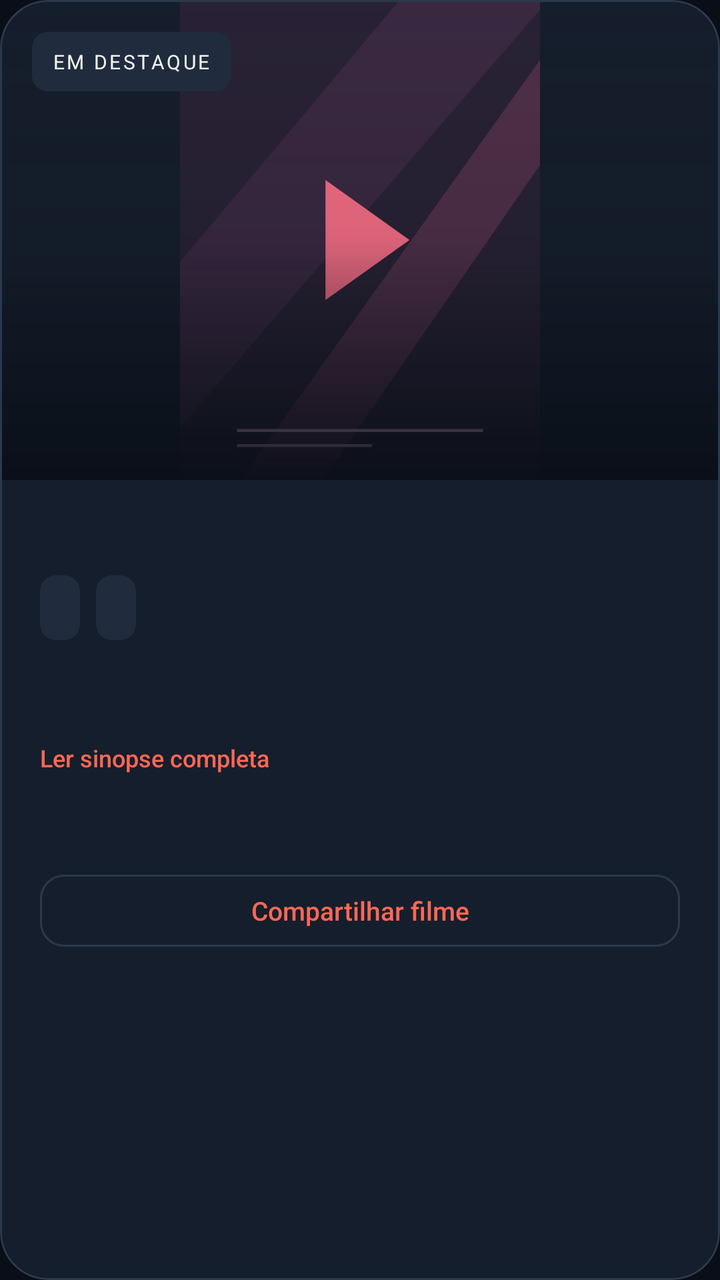
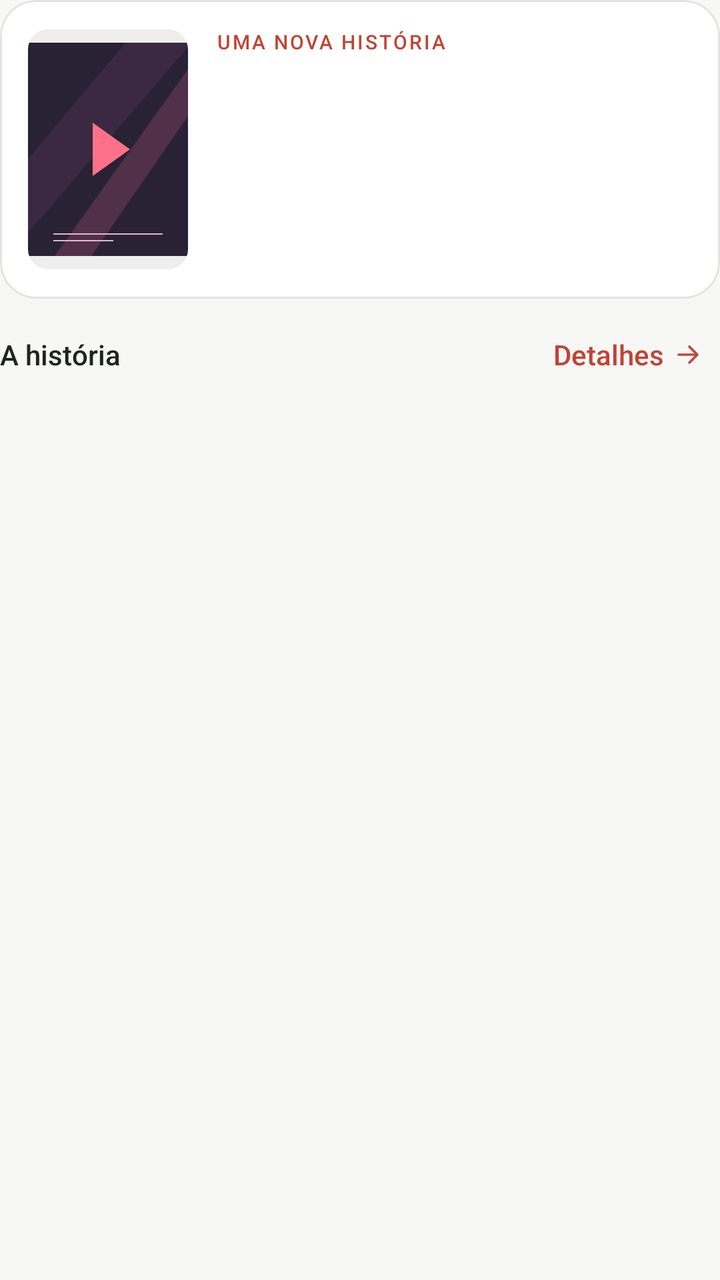

An Android layout rendered at two revisions. The XML below is the earlier revision; the diff shows what the commit changed to produce the second picture.
<!-- AndroidManifest.xml: application theme Theme.CineMatch -->
<!-- res/layout/movie_card.xml -->
<com.google.android.material.card.MaterialCardView xmlns:android="http://schemas.android.com/apk/res/android" xmlns:app="http://schemas.android.com/apk/res-auto" android:layout_width="match_parent" android:layout_height="wrap_content" app:cardCornerRadius="24dp" app:cardBackgroundColor="@color/surface" app:strokeColor="@color/outline" app:strokeWidth="1dp" app:cardElevation="0dp">
<LinearLayout android:layout_width="match_parent" android:layout_height="wrap_content" android:orientation="vertical">
    <FrameLayout android:layout_width="match_parent" android:layout_height="@dimen/poster_height">
        <ImageView android:id="@+id/backdrop" android:layout_width="match_parent" android:layout_height="match_parent" android:scaleType="centerCrop" android:alpha="0.22" android:importantForAccessibility="no"/>
        <ImageView android:id="@+id/poster" android:layout_width="match_parent" android:layout_height="match_parent" android:scaleType="fitCenter" android:src="@drawable/poster_placeholder" android:contentDescription="@string/v2_movie_card_1"/>
        <View android:layout_width="match_parent" android:layout_height="match_parent" android:background="@drawable/poster_shade"/>
        <TextView android:layout_width="wrap_content" android:layout_height="wrap_content" android:layout_gravity="top|start" android:layout_margin="16dp" android:background="@drawable/badge_bg" android:text="@string/v2_movie_card_2" android:textColor="@color/text" android:textSize="10sp" android:letterSpacing="0.12"/>
        <LinearLayout android:layout_width="match_parent" android:layout_height="wrap_content" android:layout_gravity="bottom" android:orientation="vertical" android:padding="20dp">
            <TextView android:id="@+id/title" style="@style/Title" android:layout_width="match_parent" android:layout_height="wrap_content" android:textSize="30sp" android:textColor="#FFFFFF"/>
            <TextView android:id="@+id/metadata" style="@style/Body" android:layout_width="match_parent" android:layout_height="wrap_content" android:layout_marginTop="6dp" android:textColor="#DBE1EA" android:textSize="12sp"/>
        </LinearLayout>
    </FrameLayout>
    <LinearLayout android:layout_width="match_parent" android:layout_height="wrap_content" android:orientation="vertical" android:padding="20dp">
        <TextView android:id="@+id/genres" style="@style/Eyebrow" android:layout_width="match_parent" android:layout_height="wrap_content" android:letterSpacing="0.04"/>
        <LinearLayout android:layout_width="match_parent" android:layout_height="wrap_content" android:layout_marginTop="14dp" android:baselineAligned="false">
            <TextView android:id="@+id/imdb" android:layout_width="wrap_content" android:layout_height="wrap_content" android:background="@drawable/badge_bg" android:textColor="@color/watch" android:textSize="12sp"/>
            <TextView android:id="@+id/rotten" android:layout_width="wrap_content" android:layout_height="wrap_content" android:layout_marginStart="8dp" android:background="@drawable/badge_bg" android:textColor="@color/like" android:textSize="12sp"/>
        </LinearLayout>
        <TextView android:id="@+id/plot" style="@style/Body" android:layout_width="match_parent" android:layout_height="wrap_content" android:layout_marginTop="16dp" android:maxLines="3" android:ellipsize="end" android:textSize="14sp"/>
        <com.google.android.material.button.MaterialButton android:id="@+id/expand" style="@style/Widget.MaterialComponents.Button.TextButton" android:layout_width="wrap_content" android:layout_height="48dp" android:text="@string/v2_movie_card_3" android:textAllCaps="false" android:textSize="12sp" android:paddingHorizontal="0dp"/>
        <TextView android:id="@+id/cast" style="@style/Body" android:layout_width="match_parent" android:layout_height="wrap_content" android:textSize="12sp"/>
        <com.google.android.material.button.MaterialButton android:id="@+id/share" style="@style/Widget.MaterialComponents.Button.OutlinedButton" android:layout_width="match_parent" android:layout_height="48dp" android:layout_marginTop="12dp" android:text="@string/v2_movie_card_4" android:textAllCaps="false" android:textSize="13sp" app:strokeColor="@color/outline" app:cornerRadius="12dp"/>
    </LinearLayout>
</LinearLayout></com.google.android.material.card.MaterialCardView>
<!-- resources referenced by this layout -->
<resources>
  <color name="like">#8BDEBB</color>
  <color name="outline">#2B394D</color>
  <color name="surface">#151E2C</color>
  <color name="text">#F5F4F0</color>
  <color name="watch">#F2CB81</color>
  <dimen name="poster_height">240dp</dimen>
  <!-- drawable badge_bg (drawable) -->
  <shape xmlns:android="http://schemas.android.com/apk/res/android"><solid android:color="@color/surface_raised"/><corners android:radius="8dp"/><padding android:left="10dp" android:top="8dp" android:right="10dp" android:bottom="8dp"/></shape>
  <!-- drawable poster_shade (drawable) -->
  <shape xmlns:android="http://schemas.android.com/apk/res/android"><gradient android:angle="90" android:startColor="#F2090E17" android:centerColor="#26090E17" android:endColor="#05090E17"/></shape>
  <string name="v2_movie_card_1">Cartaz do filme</string>
  <string name="v2_movie_card_2">EM DESTAQUE</string>
  <string name="v2_movie_card_3">Ler sinopse completa</string>
  <string name="v2_movie_card_4">Compartilhar filme</string>
  <style name="Body"><item name="android:textSize">14sp</item><item name="android:textColor">@color/muted</item><item name="android:lineSpacingExtra">4dp</item></style>
  <style name="Eyebrow"><item name="android:textSize">10sp</item><item name="android:fontFamily">sans-serif-medium</item><item name="android:letterSpacing">0.16</item><item name="android:textColor">@color/accent</item></style>
  <style name="Title"><item name="android:textSize">28sp</item><item name="android:fontFamily">sans-serif-medium</item><item name="android:textColor">@color/text</item><item name="android:lineSpacingExtra">1dp</item></style>
  <style name="Theme.CineMatch" parent="Theme.MaterialComponents.DayNight.NoActionBar">
          <item name="colorPrimary">@color/accent</item><item name="colorPrimaryVariant">#D94737</item>
          <item name="colorSecondary">@color/accent</item><item name="colorOnPrimary">@color/background</item>
          <item name="colorSurface">@color/surface</item><item name="colorOnSurface">@color/text</item>
          <item name="android:colorBackground">@color/background</item><item name="android:textColorPrimary">@color/text</item>
          <item name="android:textColorSecondary">@color/muted</item><item name="android:fontFamily">sans-serif</item>
          <item name="android:windowLightStatusBar">false</item><item name="android:statusBarColor">@color/background</item>
          <item name="android:navigationBarColor">@color/background</item><item name="android:windowBackground">@color/background</item>
          <item name="materialButtonStyle">@style/PrimaryButton</item>
          <item name="textInputStyle">@style/CinemaInput</item>
      </style>
  <color name="surface_raised">#202C3E</color>
  <color name="muted">#9DAAC0</color>
  <color name="accent">#FF6854</color>
  <color name="background">#090E17</color>
  <style name="PrimaryButton" parent="Widget.MaterialComponents.Button"><item name="cornerRadius">16dp</item><item name="android:minHeight">56dp</item><item name="android:textAllCaps">false</item><item name="android:textSize">15sp</item><item name="android:fontFamily">sans-serif-medium</item><item name="android:letterSpacing">0</item><item name="elevation">0dp</item></style>
  <style name="CinemaInput" parent="Widget.MaterialComponents.TextInputLayout.OutlinedBox"><item name="boxCornerRadiusTopStart">14dp</item><item name="boxCornerRadiusTopEnd">14dp</item><item name="boxCornerRadiusBottomStart">14dp</item><item name="boxCornerRadiusBottomEnd">14dp</item><item name="boxBackgroundColor">@color/surface</item><item name="boxStrokeColor">@color/input_stroke</item><item name="hintTextColor">@color/muted</item></style>
  <!-- unchanged entries left out for length: 1 -->
</resources>

<!-- the commit's change to res/layout/movie_card.xml (unified diff, before → after) -->
@@ -1,24 +1,20 @@
-<com.google.android.material.card.MaterialCardView xmlns:android="http://schemas.android.com/apk/res/android" xmlns:app="http://schemas.android.com/apk/res-auto" android:layout_width="match_parent" android:layout_height="wrap_content" app:cardCornerRadius="24dp" app:cardBackgroundColor="@color/surface" app:strokeColor="@color/outline" app:strokeWidth="1dp" app:cardElevation="0dp">
-<LinearLayout android:layout_width="match_parent" android:layout_height="wrap_content" android:orientation="vertical">
-    <FrameLayout android:layout_width="match_parent" android:layout_height="@dimen/poster_height">
-        <ImageView android:id="@+id/backdrop" android:layout_width="match_parent" android:layout_height="match_parent" android:scaleType="centerCrop" android:alpha="0.22" android:importantForAccessibility="no"/>
-        <ImageView android:id="@+id/poster" android:layout_width="match_parent" android:layout_height="match_parent" android:scaleType="fitCenter" android:src="@drawable/poster_placeholder" android:contentDescription="@string/v2_movie_card_1"/>
-        <View android:layout_width="match_parent" android:layout_height="match_parent" android:background="@drawable/poster_shade"/>
-        <TextView android:layout_width="wrap_content" android:layout_height="wrap_content" android:layout_gravity="top|start" android:layout_margin="16dp" android:background="@drawable/badge_bg" android:text="@string/v2_movie_card_2" android:textColor="@color/text" android:textSize="10sp" android:letterSpacing="0.12"/>
-        <LinearLayout android:layout_width="match_parent" android:layout_height="wrap_content" android:layout_gravity="bottom" android:orientation="vertical" android:padding="20dp">
-            <TextView android:id="@+id/title" style="@style/Title" android:layout_width="match_parent" android:layout_height="wrap_content" android:textSize="30sp" android:textColor="#FFFFFF"/>
-            <TextView android:id="@+id/metadata" style="@style/Body" android:layout_width="match_parent" android:layout_height="wrap_content" android:layout_marginTop="6dp" android:textColor="#DBE1EA" android:textSize="12sp"/>
-        </LinearLayout>
-    </FrameLayout>
-    <LinearLayout android:layout_width="match_parent" android:layout_height="wrap_content" android:orientation="vertical" android:padding="20dp">
-        <TextView android:id="@+id/genres" style="@style/Eyebrow" android:layout_width="match_parent" android:layout_height="wrap_content" android:letterSpacing="0.04"/>
-        <LinearLayout android:layout_width="match_parent" android:layout_height="wrap_content" android:layout_marginTop="14dp" android:baselineAligned="false">
-            <TextView android:id="@+id/imdb" android:layout_width="wrap_content" android:layout_height="wrap_content" android:background="@drawable/badge_bg" android:textColor="@color/watch" android:textSize="12sp"/>
-            <TextView android:id="@+id/rotten" android:layout_width="wrap_content" android:layout_height="wrap_content" android:layout_marginStart="8dp" android:background="@drawable/badge_bg" android:textColor="@color/like" android:textSize="12sp"/>
-        </LinearLayout>
-        <TextView android:id="@+id/plot" style="@style/Body" android:layout_width="match_parent" android:layout_height="wrap_content" android:layout_marginTop="16dp" android:maxLines="3" android:ellipsize="end" android:textSize="14sp"/>
-        <com.google.android.material.button.MaterialButton android:id="@+id/expand" style="@style/Widget.MaterialComponents.Button.TextButton" android:layout_width="wrap_content" android:layout_height="48dp" android:text="@string/v2_movie_card_3" android:textAllCaps="false" android:textSize="12sp" android:paddingHorizontal="0dp"/>
-        <TextView android:id="@+id/cast" style="@style/Body" android:layout_width="match_parent" android:layout_height="wrap_content" android:textSize="12sp"/>
-        <com.google.android.material.button.MaterialButton android:id="@+id/share" style="@style/Widget.MaterialComponents.Button.OutlinedButton" android:layout_width="match_parent" android:layout_height="48dp" android:layout_marginTop="12dp" android:text="@string/v2_movie_card_4" android:textAllCaps="false" android:textSize="13sp" app:strokeColor="@color/outline" app:cornerRadius="12dp"/>
-    </LinearLayout>
-</LinearLayout></com.google.android.material.card.MaterialCardView>
+<LinearLayout xmlns:android="http://schemas.android.com/apk/res/android" xmlns:app="http://schemas.android.com/apk/res-auto" android:layout_width="match_parent" android:layout_height="wrap_content" android:orientation="vertical">
+ <com.google.android.material.card.MaterialCardView android:layout_width="match_parent" android:layout_height="wrap_content" app:cardCornerRadius="18dp" app:cardBackgroundColor="@color/surface" app:strokeColor="@color/outline" app:strokeWidth="1dp" app:cardElevation="0dp">
+  <LinearLayout android:layout_width="match_parent" android:layout_height="wrap_content" android:padding="14dp" android:gravity="center_vertical" android:baselineAligned="false">
+   <com.google.android.material.card.MaterialCardView android:layout_width="@dimen/banner_poster_width" android:layout_height="@dimen/banner_poster_height" app:cardCornerRadius="10dp" app:strokeWidth="0dp" app:cardElevation="0dp" app:cardBackgroundColor="@color/surface_raised"><ImageView android:id="@+id/poster" android:layout_width="match_parent" android:layout_height="match_parent" android:scaleType="fitCenter" android:src="@drawable/poster_placeholder" android:contentDescription="@string/banner_movie_card_27"/></com.google.android.material.card.MaterialCardView>
+   <LinearLayout android:layout_width="0dp" android:layout_weight="1" android:layout_height="wrap_content" android:layout_marginStart="14dp" android:orientation="vertical">
+    <TextView android:id="@+id/banner_eyebrow" style="@style/Eyebrow" android:layout_width="match_parent" android:layout_height="wrap_content" android:text="@string/banner_movie_card_28" android:textSize="10sp"/>
+    <TextView android:id="@+id/title" style="@style/Title" android:layout_width="match_parent" android:layout_height="wrap_content" android:layout_marginTop="7dp" android:textSize="22sp"/>
+    <TextView android:id="@+id/subtitle" style="@style/Body" android:layout_width="match_parent" android:layout_height="wrap_content" android:layout_marginTop="4dp" android:textSize="13sp" android:visibility="gone"/>
+    <TextView android:id="@+id/metadata" style="@style/Body" android:layout_width="match_parent" android:layout_height="wrap_content" android:layout_marginTop="6dp" android:textSize="13sp"/>
+    <TextView android:id="@+id/genres" style="@style/Body" android:layout_width="match_parent" android:layout_height="wrap_content" android:layout_marginTop="7dp" android:textSize="12sp"/>
+    <TextView android:id="@+id/imdb" style="@style/Body" android:layout_width="match_parent" android:layout_height="wrap_content" android:layout_marginTop="8dp" android:textColor="@color/text" android:textSize="12sp"/>
+   </LinearLayout>
+  </LinearLayout>
+ </com.google.android.material.card.MaterialCardView>
+ <LinearLayout android:layout_width="match_parent" android:layout_height="wrap_content" android:gravity="center_vertical" android:baselineAligned="false" android:layout_marginTop="4dp">
+  <TextView android:layout_width="0dp" android:layout_weight="1" android:layout_height="wrap_content" android:text="@string/banner_movie_card_29" android:textColor="@color/text" android:textSize="14sp" android:fontFamily="sans-serif-medium"/>
+  <com.google.android.material.button.MaterialButton android:id="@+id/expand" style="@style/TextButton" android:layout_width="wrap_content" android:layout_height="wrap_content" android:text="@string/banner_item_movie_24" app:icon="@drawable/ic_arrow" app:iconGravity="textEnd" app:iconSize="16dp"/>
+ </LinearLayout>
+ <TextView android:id="@+id/plot" style="@style/Body" android:layout_width="match_parent" android:layout_height="wrap_content" android:maxLines="@integer/synopsis_lines" android:ellipsize="end" android:textSize="14sp"/>
+</LinearLayout>
<!-- resource entries referenced after the edit -->
@@ -1,38 +1,39 @@
 <!-- resources referenced by this layout -->
 <resources>
-  <color name="like">#8BDEBB</color>
-  <color name="outline">#2B394D</color>
-  <color name="surface">#151E2C</color>
-  <color name="text">#F5F4F0</color>
-  <color name="watch">#F2CB81</color>
-  <dimen name="poster_height">240dp</dimen>
-  <!-- drawable badge_bg (drawable) -->
-  <shape xmlns:android="http://schemas.android.com/apk/res/android"><solid android:color="@color/surface_raised"/><corners android:radius="8dp"/><padding android:left="10dp" android:top="8dp" android:right="10dp" android:bottom="8dp"/></shape>
-  <!-- drawable poster_shade (drawable) -->
-  <shape xmlns:android="http://schemas.android.com/apk/res/android"><gradient android:angle="90" android:startColor="#F2090E17" android:centerColor="#26090E17" android:endColor="#05090E17"/></shape>
-  <string name="v2_movie_card_1">Cartaz do filme</string>
-  <string name="v2_movie_card_2">EM DESTAQUE</string>
-  <string name="v2_movie_card_3">Ler sinopse completa</string>
-  <string name="v2_movie_card_4">Compartilhar filme</string>
-  <style name="Body"><item name="android:textSize">14sp</item><item name="android:textColor">@color/muted</item><item name="android:lineSpacingExtra">4dp</item></style>
-  <style name="Eyebrow"><item name="android:textSize">10sp</item><item name="android:fontFamily">sans-serif-medium</item><item name="android:letterSpacing">0.16</item><item name="android:textColor">@color/accent</item></style>
+  <color name="outline">#E1E4DE</color>
+  <color name="surface">#FFFFFF</color>
+  <color name="text">#202322</color>
+  <dimen name="banner_poster_height">120dp</dimen>
+  <dimen name="banner_poster_width">80dp</dimen>
+  <!-- drawable ic_arrow (drawable) -->
+  <vector xmlns:android="http://schemas.android.com/apk/res/android" android:width="24dp" android:height="24dp" android:viewportWidth="24" android:viewportHeight="24"><path android:fillColor="#00000000" android:strokeColor="#FFFFFF" android:strokeWidth="1.8" android:strokeLineJoin="round" android:strokeLineCap="round" android:pathData="M5,12H19M13,6L19,12L13,18"/></vector>
+  <integer name="synopsis_lines">2</integer>
+  <string name="banner_item_movie_24">Detalhes</string>
+  <string name="banner_movie_card_27">Cartaz do filme</string>
+  <string name="banner_movie_card_28">UMA NOVA HISTÓRIA</string>
+  <string name="banner_movie_card_29">A história</string>
+  <style name="Body"><item name="android:textSize">14sp</item><item name="android:textColor">@color/muted</item><item name="android:lineSpacingExtra">2dp</item></style>
+  <style name="Eyebrow"><item name="android:textSize">11sp</item><item name="android:fontFamily">sans-serif-medium</item><item name="android:letterSpacing">0.1</item><item name="android:textColor">@color/accent</item></style>
+  <style name="TextButton" parent="Widget.MaterialComponents.Button.TextButton"><item name="android:textAllCaps">false</item><item name="android:minHeight">48dp</item><item name="android:textColor">@color/accent</item><item name="android:textSize">14sp</item><item name="android:letterSpacing">0</item></style>
   <style name="Title"><item name="android:textSize">28sp</item><item name="android:fontFamily">sans-serif-medium</item><item name="android:textColor">@color/text</item><item name="android:lineSpacingExtra">1dp</item></style>
   <style name="Theme.CineMatch" parent="Theme.MaterialComponents.DayNight.NoActionBar">
-          <item name="colorPrimary">@color/accent</item><item name="colorPrimaryVariant">#D94737</item>
-          <item name="colorSecondary">@color/accent</item><item name="colorOnPrimary">@color/background</item>
+          <item name="colorPrimary">@color/primary</item><item name="colorPrimaryVariant">#D94737</item>
+          <item name="colorSecondary">@color/accent</item><item name="colorOnPrimary">@color/on_primary</item>
           <item name="colorSurface">@color/surface</item><item name="colorOnSurface">@color/text</item>
           <item name="android:colorBackground">@color/background</item><item name="android:textColorPrimary">@color/text</item>
           <item name="android:textColorSecondary">@color/muted</item><item name="android:fontFamily">sans-serif</item>
-          <item name="android:windowLightStatusBar">false</item><item name="android:statusBarColor">@color/background</item>
+          <item name="android:windowLightStatusBar">@bool/light_system_bars</item><item name="android:statusBarColor">@color/background</item>
           <item name="android:navigationBarColor">@color/background</item><item name="android:windowBackground">@color/background</item>
           <item name="materialButtonStyle">@style/PrimaryButton</item>
           <item name="textInputStyle">@style/CinemaInput</item>
       </style>
-  <color name="surface_raised">#202C3E</color>
-  <color name="muted">#9DAAC0</color>
-  <color name="accent">#FF6854</color>
-  <color name="background">#090E17</color>
-  <style name="PrimaryButton" parent="Widget.MaterialComponents.Button"><item name="cornerRadius">16dp</item><item name="android:minHeight">56dp</item><item name="android:textAllCaps">false</item><item name="android:textSize">15sp</item><item name="android:fontFamily">sans-serif-medium</item><item name="android:letterSpacing">0</item><item name="elevation">0dp</item></style>
+  <color name="surface_raised">#EEEFEC</color>
+  <color name="muted">#696E6B</color>
+  <color name="accent">#BF4435</color>
+  <color name="primary">#C54737</color>
+  <color name="on_primary">#FFFFFF</color>
+  <color name="background">#F7F7F5</color>
+  <style name="PrimaryButton" parent="Widget.MaterialComponents.Button"><item name="cornerRadius">12dp</item><item name="android:minHeight">56dp</item><item name="android:textAllCaps">false</item><item name="android:textSize">15sp</item><item name="android:fontFamily">sans-serif-medium</item><item name="android:letterSpacing">0</item><item name="elevation">0dp</item></style>
   <style name="CinemaInput" parent="Widget.MaterialComponents.TextInputLayout.OutlinedBox"><item name="boxCornerRadiusTopStart">14dp</item><item name="boxCornerRadiusTopEnd">14dp</item><item name="boxCornerRadiusBottomStart">14dp</item><item name="boxCornerRadiusBottomEnd">14dp</item><item name="boxBackgroundColor">@color/surface</item><item name="boxStrokeColor">@color/input_stroke</item><item name="hintTextColor">@color/muted</item></style>
   <!-- unchanged entries left out for length: 1 -->
 </resources>
